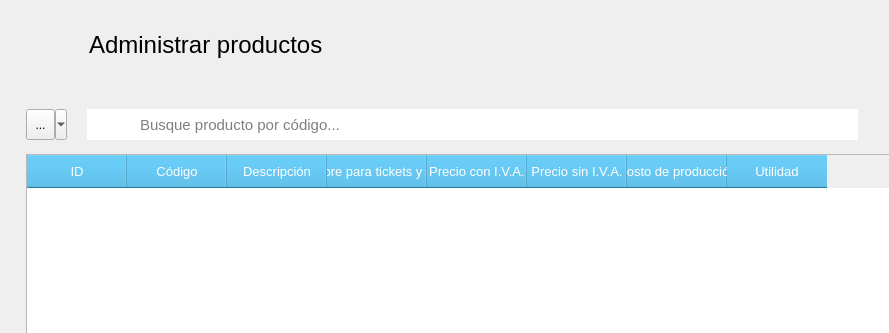
Old version of the form src/AdministrarProductos/Ui_AdministrarProductos.ui in the repository ivanperez-7/printpos; both pictures show x 0 to 889 and y 0 to 333 of the 1085 by 650 pixel window.
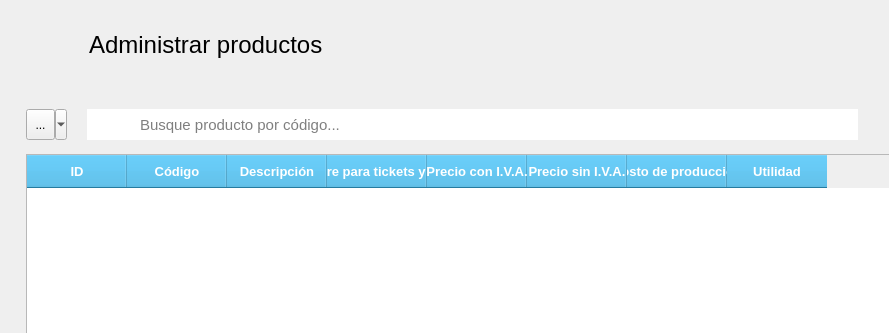
New version of the form. Icons and pictures are not drawn.

The edit to the form file:
```diff
--- a/src/AdministrarProductos/Ui_AdministrarProductos.ui
+++ b/src/AdministrarProductos/Ui_AdministrarProductos.ui
@@ -324,13 +324,12 @@
            <widget class="QTableWidget" name="tabla_productos">
             <property name="font">
              <font>
-              <family>Arial</family>
               <pointsize>10</pointsize>
              </font>
             </property>
             <property name="styleSheet">
              <string notr="true">QHeaderView::section {
-	font: bold 10pt &quot;Arial&quot;;
+	font: bold 10pt;
 	color: rgb(255, 255, 255);
 	background-color: rgb(52, 172, 224);
 
```
Left out of the diff: 3 changed lines with no effect on the pictures.
